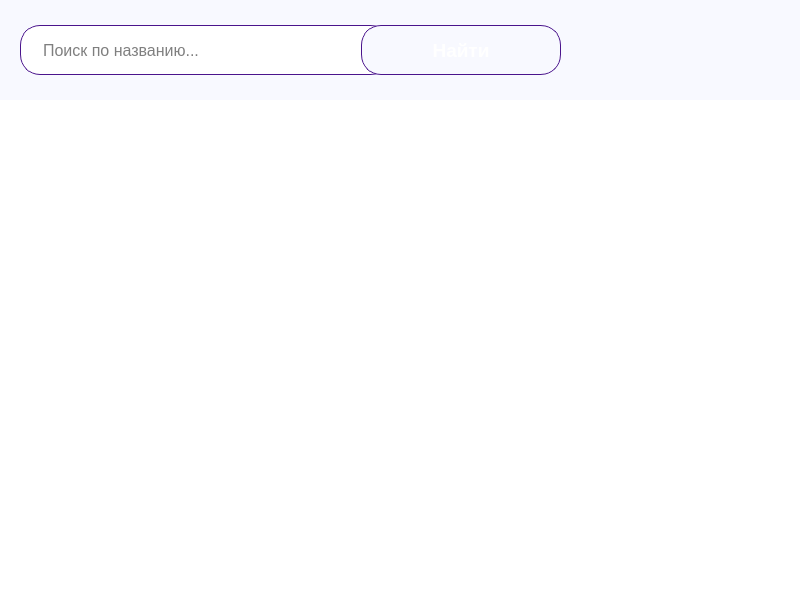
The window that ClientSocialNetwork/UserPostsWindow.ui (1pavesh1/QtSocialNetwork) describes before a commit, drawn with Qt 5.
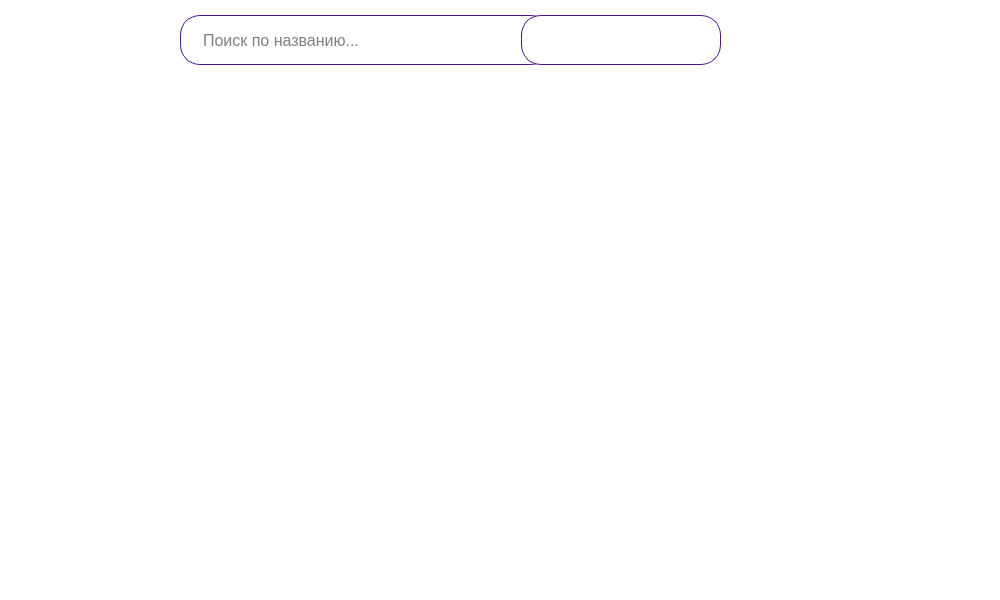
The same window after the commit. Icons and pictures are not drawn.

What changed in the file:
```diff
--- a/ClientSocialNetwork/UserPostsWindow.ui
+++ b/ClientSocialNetwork/UserPostsWindow.ui
@@ -6,19 +6,19 @@
    <rect>
     <x>0</x>
     <y>0</y>
-    <width>800</width>
+    <width>1000</width>
     <height>600</height>
    </rect>
   </property>
   <property name="minimumSize">
    <size>
-    <width>800</width>
+    <width>1000</width>
     <height>600</height>
    </size>
   </property>
   <property name="maximumSize">
    <size>
-    <width>800</width>
+    <width>1000</width>
     <height>600</height>
    </size>
   </property>
@@ -30,13 +30,13 @@
     <normaloff>:/IMG/IMG/logoSN.png</normaloff>:/IMG/IMG/logoSN.png</iconset>
   </property>
   <property name="styleSheet">
-   <string notr="true">background-color: rgb(248, 249, 255);</string>
+   <string notr="true">background-color: white;</string>
   </property>
   <widget class="QPushButton" name="addPostButton">
    <property name="geometry">
     <rect>
-     <x>600</x>
-     <y>20</y>
+     <x>760</x>
+     <y>10</y>
      <width>61</width>
      <height>61</height>
     </rect>
@@ -47,7 +47,7 @@
    <property name="styleSheet">
     <string notr="true">QPushButton 
 {
-	background-color: rgb(248, 249, 255);
+	background-color: white;
     border-radius: 30px;
 }
 
@@ -77,8 +77,8 @@
   <widget class="QLineEdit" name="searchText">
    <property name="geometry">
     <rect>
-     <x>20</x>
-     <y>25</y>
+     <x>180</x>
+     <y>15</y>
      <width>371</width>
      <height>50</height>
     </rect>
@@ -118,8 +118,8 @@
   <widget class="QPushButton" name="searchButton">
    <property name="geometry">
     <rect>
-     <x>361</x>
-     <y>25</y>
+     <x>521</x>
+     <y>15</y>
      <width>200</width>
      <height>50</height>
     </rect>
@@ -181,7 +181,7 @@
   <widget class="QListWidget" name="postUserList">
    <property name="geometry">
     <rect>
-     <x>0</x>
+     <x>100</x>
      <y>100</y>
      <width>801</width>
      <height>501</height>
```
